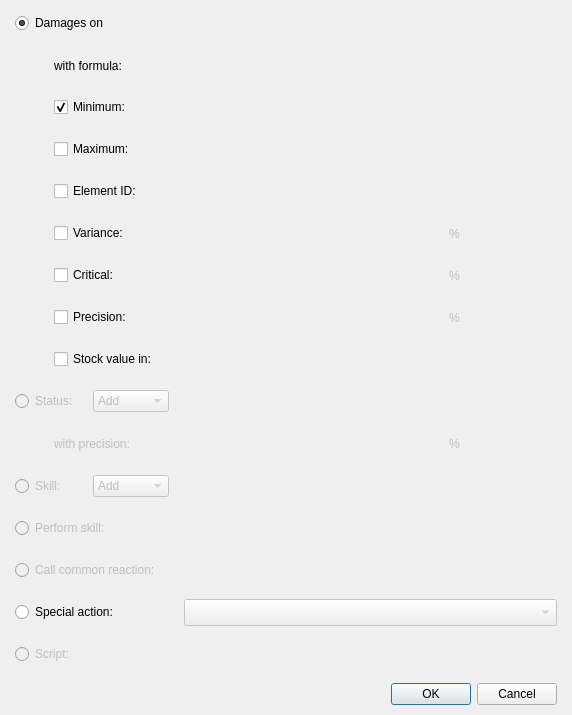
Above: Editor/Dialogs/Systems/dialogsystemeffect.ui from RPG-Paper-Maker/RPG-Paper-Maker before the change. Below: the same form after it.
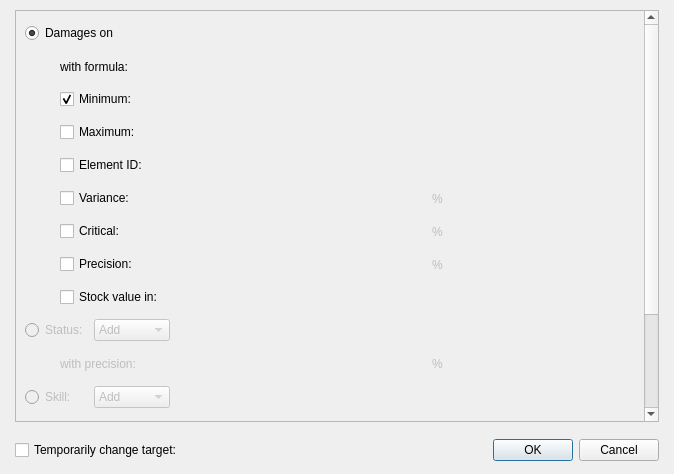
That is the form after the change. Custom widgets are drawn as their Qt base class.

Commit message: Effect: option to temporary change target

```diff
--- a/Editor/Dialogs/Systems/dialogsystemeffect.ui
+++ b/Editor/Dialogs/Systems/dialogsystemeffect.ui
@@ -6,14 +6,14 @@
    <rect>
     <x>0</x>
     <y>0</y>
-    <width>572</width>
-    <height>587</height>
+    <width>674</width>
+    <height>474</height>
    </rect>
   </property>
   <property name="windowTitle">
    <string>Effect...</string>
   </property>
-  <layout class="QGridLayout" name="gridLayout_2">
+  <layout class="QGridLayout" name="gridLayout_3">
    <property name="leftMargin">
     <number>15</number>
    </property>
@@ -32,6 +32,21 @@
       <number>15</number>
      </property>
      <item>
+      <widget class="QScrollArea" name="scrollArea">
+       <property name="widgetResizable">
+        <bool>true</bool>
+       </property>
+       <widget class="QWidget" name="scrollAreaWidgetContents">
+        <property name="geometry">
+         <rect>
+          <x>0</x>
+          <y>0</y>
+          <width>626</width>
+          <height>543</height>
+         </rect>
+        </property>
+        <layout class="QGridLayout" name="gridLayout_2">
+         <item row="0" column="0">
       <layout class="QGridLayout" name="gridLayout">
        <item row="4" column="4" colspan="3">
         <spacer name="horizontalSpacer_3">
@@ -715,6 +730,38 @@
        </item>
       </layout>
      </item>
+        </layout>
+       </widget>
+      </widget>
+     </item>
+     <item>
+      <layout class="QHBoxLayout" name="horizontalLayout">
+       <item>
+        <widget class="QCheckBox" name="checkBoxTemporarilyChangeTarget">
+         <property name="text">
+          <string>Temporarily change target:</string>
+         </property>
+        </widget>
+       </item>
+       <item>
+        <widget class="PanelPrimitiveValue" name="panelPrimitiveValueTemporarilyChangeTarget" native="true">
+         <property name="enabled">
+          <bool>false</bool>
+         </property>
+         <property name="minimumSize">
+          <size>
+           <width>250</width>
+           <height>27</height>
+          </size>
+         </property>
+         <property name="maximumSize">
+          <size>
+           <width>250</width>
+           <height>27</height>
+          </size>
+         </property>
+        </widget>
+       </item>
      <item>
       <widget class="QDialogButtonBox" name="buttonBox">
        <property name="orientation">
@@ -724,6 +771,8 @@
         <set>QDialogButtonBox::Cancel|QDialogButtonBox::Ok</set>
        </property>
       </widget>
+       </item>
+      </layout>
      </item>
     </layout>
    </item>
```
Lines whose indentation alone changed are shown as unchanged. The commit also changes 10 other files.
